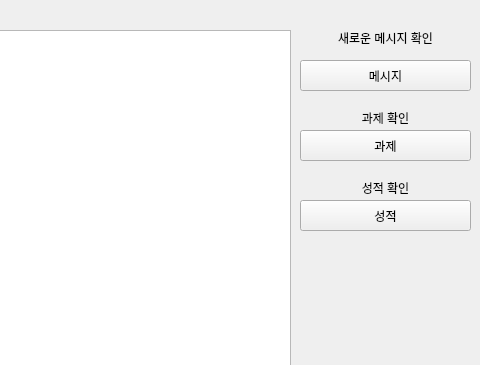
Above: src/main.ui from kim-do-hyeon/jj_cyber_campus_management before the change; both pictures show x 800 to 1280 and y 0 to 365 of the 1280 by 530 pixel window. Below: the same form after it.
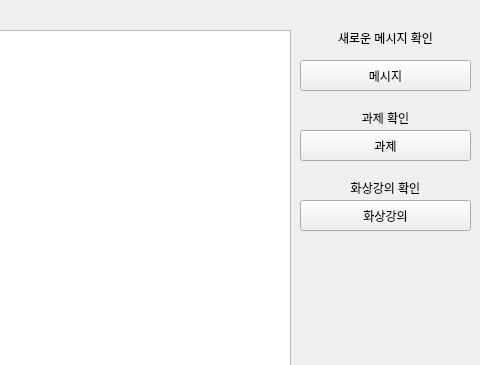
That is the form after the change.

Patch:
```diff
--- a/src/main.ui
+++ b/src/main.ui
@@ -262,7 +262,7 @@
      </rect>
     </property>
     <property name="text">
-     <string>성적</string>
+     <string>화상강의</string>
     </property>
    </widget>
    <widget class="QLabel" name="grade_label">
@@ -275,7 +275,7 @@
      </rect>
     </property>
     <property name="text">
-     <string>성적 확인</string>
+     <string>화상강의 확인</string>
     </property>
     <property name="alignment">
      <set>Qt::AlignCenter</set>
```
